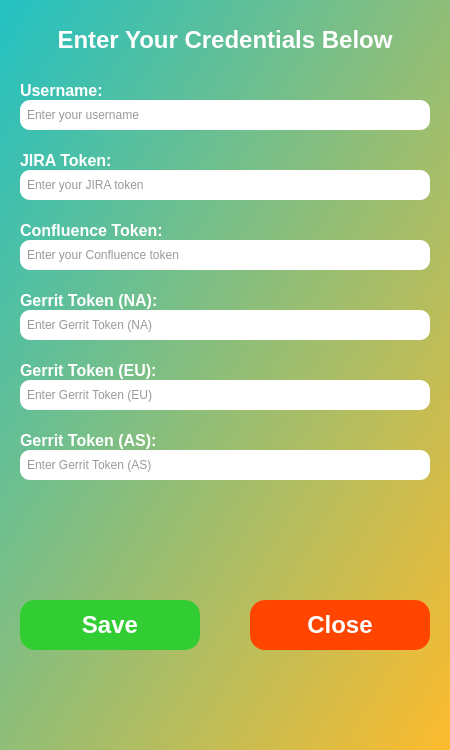
The window that settings.ui (nakkasoft/das-worklog) describes before a commit, drawn with Qt 5.
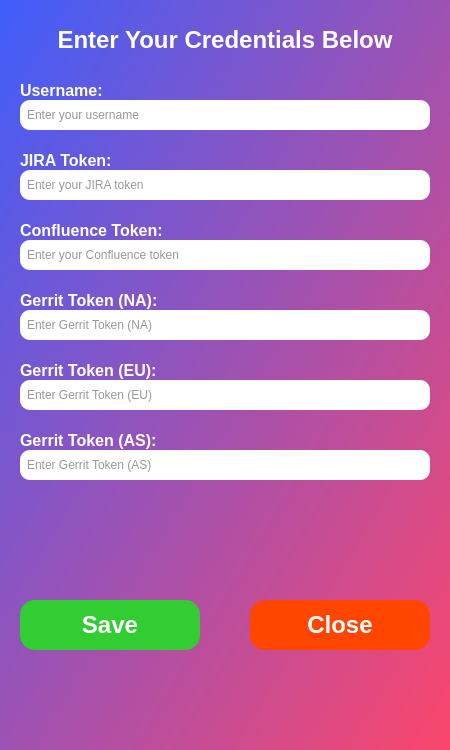
The same window after the commit.

```diff
--- a/settings.ui
+++ b/settings.ui
@@ -38,7 +38,7 @@
     </property>
     <property name="styleSheet">
      <string notr="true">
-       background: qlineargradient(spread:pad, x1:0, y1:0, x2:1, y2:1, stop:0 rgba(34, 193, 195, 255), stop:1 rgba(253, 187, 45, 255));
+       background: qlineargradient(spread:pad, x1:0, y1:0, x2:1, y2:1, stop:0 rgba(63, 94, 251, 255), stop:1 rgba(252, 70, 107, 255));
      </string>
     </property>
     <property name="text">
```
